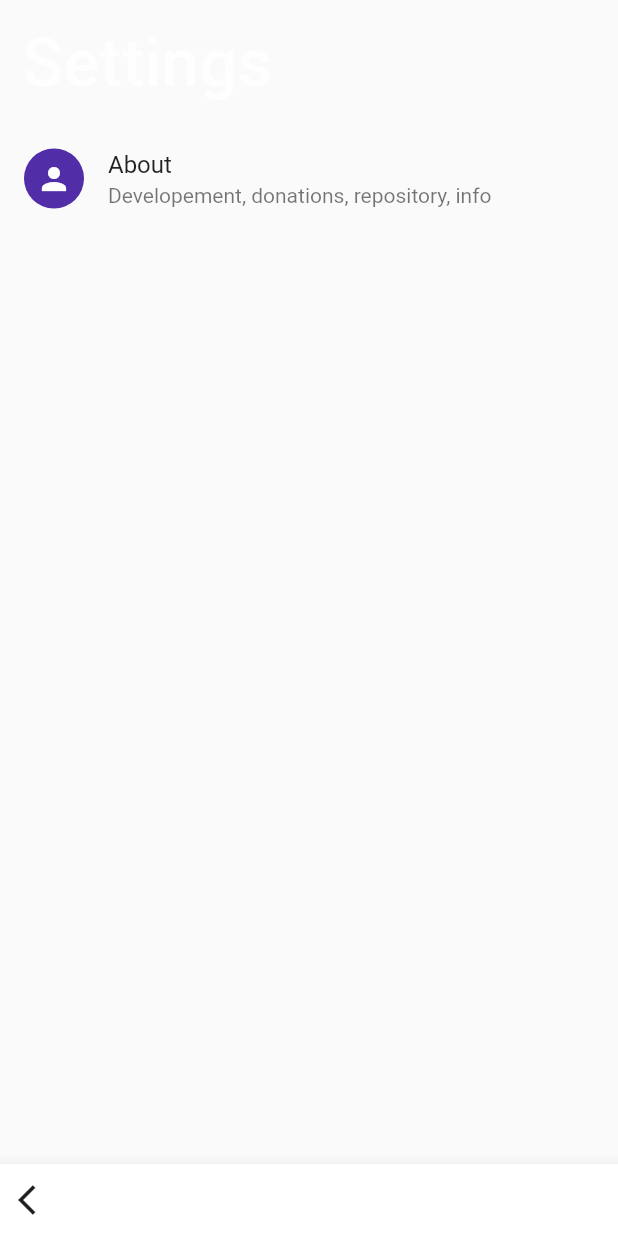
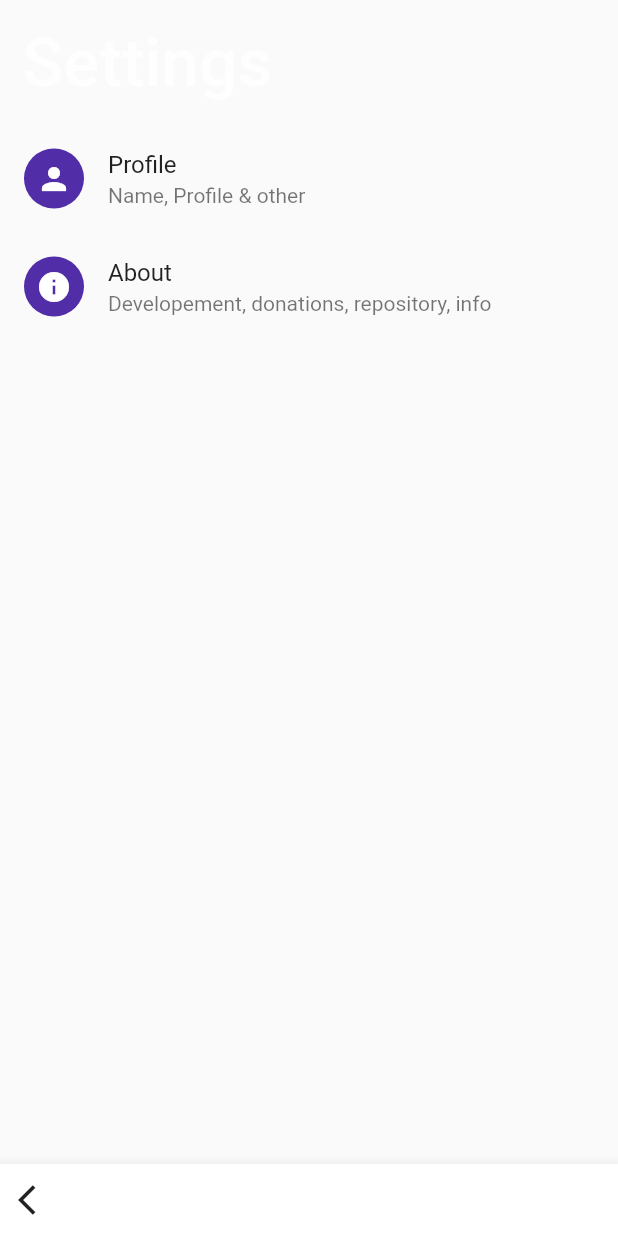
Before and after one commit to SirusCodes/Heartry, a Flutter app: the SettingsScreen screen opened directly, on a phone screen of 412 x 824 dp. Run offline on Flutter 3.47's test engine with Material 2 defaults, Android fonts, the phone set to English and light mode, and no system bars; our stand-ins replace flutter_colorpicker, flutter_riverpod, get_it, waterfall_flow; missing offline and left inert: animated_icon_button.

Commit message:
refactor and added profile section in settings

```diff
--- a/lib/screens/settings_screen/settings_screen.dart
+++ b/lib/screens/settings_screen/settings_screen.dart
@@ -1,6 +1,9 @@
 import 'package:flutter/material.dart';
 
+import '../../widgets/c_screen_title.dart';
+import '../../widgets/only_back_button_bottom_app_bar.dart';
 import '../about_screen/about_screen.dart';
+import '../profile_screen/profile_screen.dart';
 
 class SettingsScreen extends StatelessWidget {
   const SettingsScreen({Key key}) : super(key: key);
@@ -11,19 +14,25 @@ class SettingsScreen extends StatelessWidget {
       body: SafeArea(
         child: ListView(
           children: [
-            Padding(
-              padding: const EdgeInsets.all(15.0),
-              child: Text(
-                "Settings",
-                style: Theme.of(context)
-                    .accentTextTheme
-                    .headline3
-                    .copyWith(fontWeight: FontWeight.w500),
-              ),
+            const CScreenTitle(
+              title: "Settings",
             ),
             ListTile(
               leading: const CircleAvatar(
                 child: Icon(Icons.person),
+              ),
+              title: const Text("Profile"),
+              subtitle: const Text("Name, Profile & other"),
+              onTap: () {
+                Navigator.push(
+                  context,
+                  MaterialPageRoute(builder: (_) => const ProfileScreen()),
+                );
+              },
+            ),
+            ListTile(
+              leading: const CircleAvatar(
+                child: Icon(Icons.info),
               ),
               title: const Text("About"),
               subtitle: const Text("Developement, donations, repository, info"),
@@ -37,16 +46,7 @@ class SettingsScreen extends StatelessWidget {
           ],
         ),
       ),
-      bottomNavigationBar: BottomAppBar(
-        child: Row(
-          children: <Widget>[
-            IconButton(
-              icon: const Icon(Icons.arrow_back_ios),
-              onPressed: () {},
-            )
-          ],
-        ),
-      ),
+      bottomNavigationBar: const OnlyBackButtonBottomAppBar(),
     );
   }
 }
--- a/lib/screens/writing_screen/writing_screen.dart
+++ b/lib/screens/writing_screen/writing_screen.dart
@@ -1,10 +1,9 @@
 import 'dart:async';
 
 import 'package:flutter/material.dart';
-import 'package:flutter/services.dart';
-import 'package:heartry/utils/undo_redo.dart';
 
 import '../../init_get_it.dart';
+import '../../utils/undo_redo.dart';
 import 'widgets/writing_bottom_app_bar.dart';
 
 class WritingScreen extends StatefulWidget {
--- a/lib/utils/undo_redo.dart
+++ b/lib/utils/undo_redo.dart
@@ -2,7 +2,8 @@ import 'dart:collection';
 
 import 'package:flutter/material.dart';
 import 'package:flutter_riverpod/flutter_riverpod.dart';
-import 'package:heartry/init_get_it.dart';
+
+import '../init_get_it.dart';
 
 final undoRedoProvider = ChangeNotifierProvider<UndoRedo>(
   (_) => locator<UndoRedo>(),
--- /dev/null
+++ b/lib/widgets/c_screen_title.dart
@@ -0,0 +1,21 @@
+import 'package:flutter/material.dart';
+
+class CScreenTitle extends StatelessWidget {
+  const CScreenTitle({Key key, @required this.title}) : super(key: key);
+
+  final String title;
+
+  @override
+  Widget build(BuildContext context) {
+    return Padding(
+      padding: const EdgeInsets.all(15.0),
+      child: Text(
+        title,
+        style: Theme.of(context)
+            .accentTextTheme
+            .headline3
+            .copyWith(fontWeight: FontWeight.w500),
+      ),
+    );
+  }
+}
--- /dev/null
+++ b/lib/widgets/only_back_button_bottom_app_bar.dart
@@ -0,0 +1,27 @@
+import 'package:flutter/material.dart';
+
+class OnlyBackButtonBottomAppBar extends StatelessWidget {
+  const OnlyBackButtonBottomAppBar({Key key}) : super(key: key);
+
+  @override
+  Widget build(BuildContext context) {
+    return BottomAppBar(
+      shape: AutomaticNotchedShape(
+        const RoundedRectangleBorder(),
+        RoundedRectangleBorder(
+          borderRadius: BorderRadius.circular(30),
+        ),
+      ),
+      child: Row(
+        children: <Widget>[
+          IconButton(
+            icon: const Icon(Icons.arrow_back_ios),
+            onPressed: () {
+              Navigator.pop(context);
+            },
+          )
+        ],
+      ),
+    );
+  }
+}
```
Also changed, not shown: lib/screens/about_screen/about_screen.dart (+8 -26 lines), lib/screens/profile_screen/profile_screen.dart (added, +44 -0 lines).
